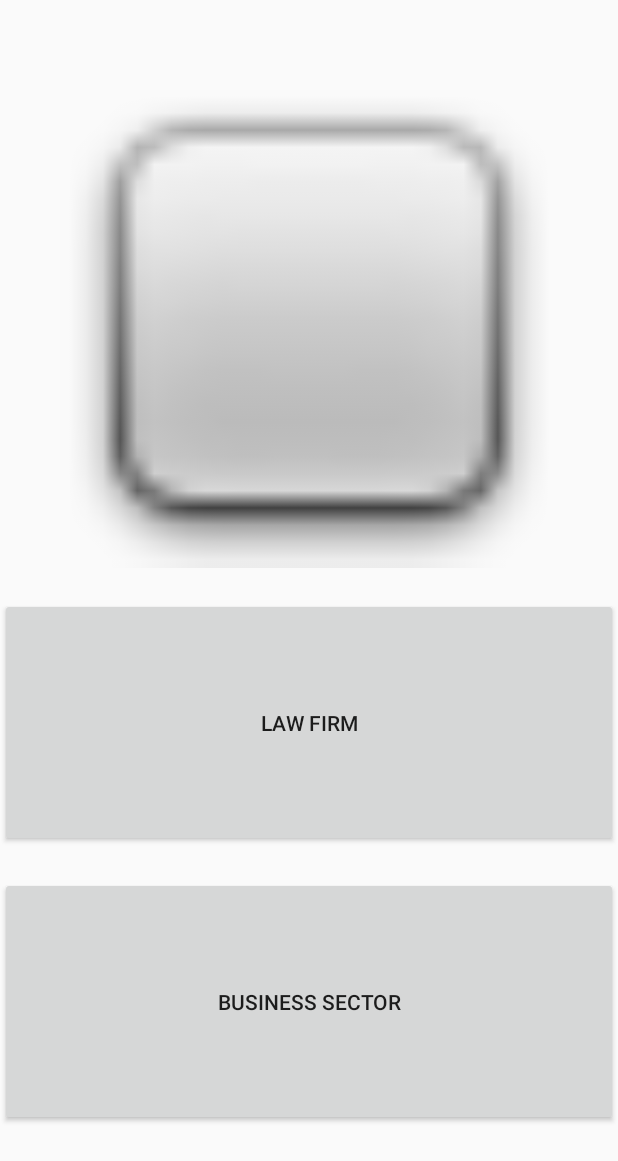
After one commit to Justin-RP/Foound, an Android app: the layout activity_start.xml on its own in the app's theme, with its tools: preview values and no code run, on a phone screen of 412 x 824 dp. The commit adds this screen. Shown: the top 1161 px of the screen. Run offline under Robolectric (Android 15) with nearby library versions, the phone set to English and light mode, and no system bars.

Commit message:
New layout

```diff
--- a/app/src/main/AndroidManifest.xml
+++ b/app/src/main/AndroidManifest.xml
@@ -16,6 +16,7 @@
                 <category android:name="android.intent.category.LAUNCHER" />
             </intent-filter>
         </activity>
+        <activity android:name=".ShowListActivity"></activity>
     </application>
 
 </manifest>
--- a/app/src/main/java/com/example/a16022916/foound/MainActivity.java
+++ b/app/src/main/java/com/example/a16022916/foound/ShowListActivity.java
@@ -3,11 +3,11 @@ package com.example.a16022916.foound;
 import android.support.v7.app.AppCompatActivity;
 import android.os.Bundle;
 
-public class MainActivity extends AppCompatActivity {
+public class ShowListActivity extends AppCompatActivity {
 
     @Override
     protected void onCreate(Bundle savedInstanceState) {
         super.onCreate(savedInstanceState);
-        setContentView(R.layout.activity_main);
+        setContentView(R.layout.activity_show_list);
     }
 }
--- /dev/null
+++ b/app/src/main/res/layout/activity_start.xml
@@ -0,0 +1,41 @@
+<?xml version="1.0" encoding="utf-8"?>
+<LinearLayout xmlns:android="http://schemas.android.com/apk/res/android"
+    android:layout_width="match_parent"
+    android:layout_height="match_parent"
+    xmlns:app="http://schemas.android.com/apk/res-auto">
+
+    <LinearLayout
+        android:layout_marginTop="80px"
+        android:layout_marginBottom="100px"
+        android:id="@+id/LinearLayoutMain"
+        android:layout_gravity="center"
+        android:layout_width="match_parent"
+        android:layout_height="match_parent"
+        android:layout_weight="4"
+        android:orientation="vertical">
+
+        <ImageView
+            android:id="@+id/imageView"
+            android:layout_width="match_parent"
+            android:layout_height="0px"
+            android:layout_weight="2"
+            app:srcCompat="@android:drawable/checkbox_off_background" />
+
+        <Button
+            android:id="@+id/startButtonLaw"
+            android:layout_width="match_parent"
+            android:layout_height="0px"
+            android:layout_marginTop="30px"
+            android:layout_weight="1"
+            android:text="Law Firm" />
+
+        <Button
+            android:id="@+id/startButtonBusiness"
+            android:layout_width="match_parent"
+            android:layout_height="0px"
+            android:layout_marginTop="30px"
+            android:layout_weight="1"
+            android:text="Business Sector" />
+    </LinearLayout>
+
+</LinearLayout>
```
Also changed, not shown: app/src/main/java/com/example/a16022916/foound/ACCOUNTTYPE.java (added, +7 -0 lines), app/src/main/java/com/example/a16022916/foound/BiikenItem.java (added, +48 -0 lines), app/src/main/java/com/example/a16022916/foound/STATUS.java (added, +7 -0 lines), app/src/main/java/com/example/a16022916/foound/StartActivity.java (added, +88 -0 lines), app/src/main/res/layout/activity_main.xml (deleted, +0 -18 lines), app/src/main/res/layout/activity_show_list.xml (added, +22 -0 lines).
